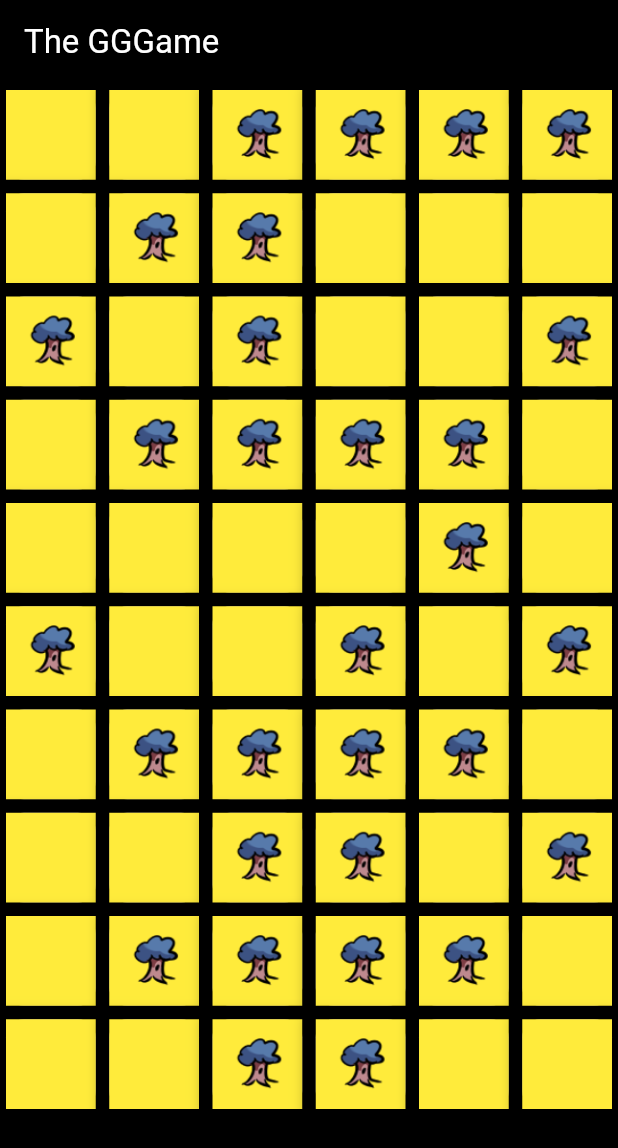
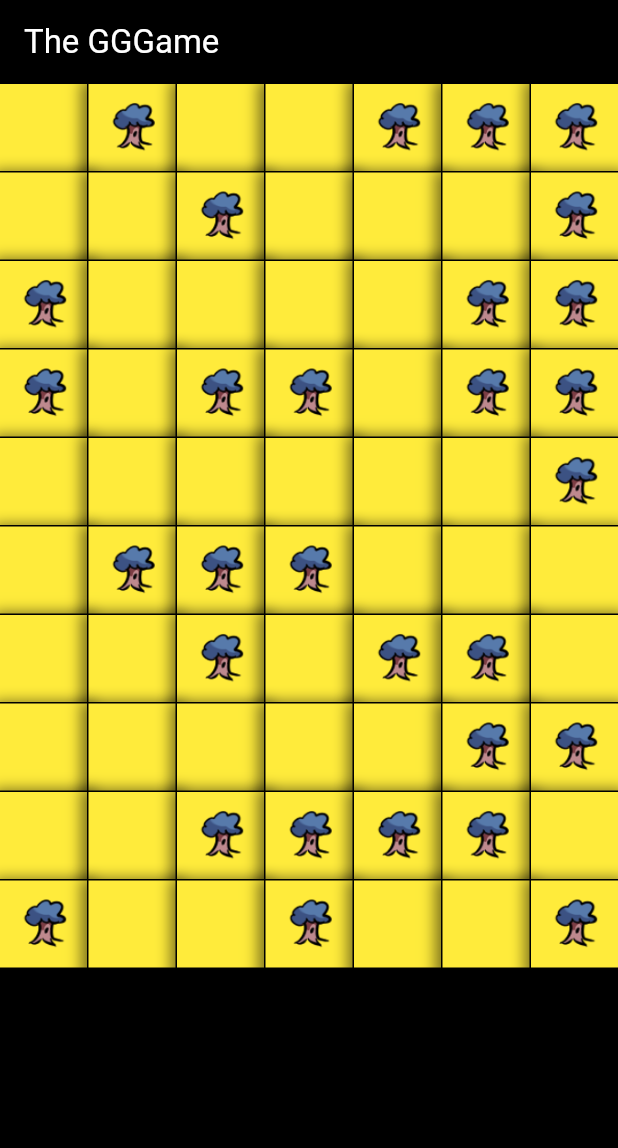
Before and after one commit to FRbrt/GGG2024_board_game, a Flutter app: the screen it shows after launch, on a phone screen of 412 x 824 dp. Shown: the top 1148 px of the screen. Run offline on Flutter 3.47's test engine with Material 3 defaults, Android fonts, the phone set to English and light mode, and no system bars.

Commit message:
board updates

```diff
--- a/ggg_board_game/lib/views/board.dart
+++ b/ggg_board_game/lib/views/board.dart
@@ -13,7 +13,7 @@ class Board extends StatefulWidget {
 
 class _BoardState extends State<Board> {
   int rows = 10;
-  int columns = 6;
+  int columns = 7;
   int nrOfObstacles = 5 * 6;
 
   late var boardModel;
@@ -32,11 +32,7 @@ class _BoardState extends State<Board> {
         itemBuilder: (context, index) {
           int row = index ~/ columns; // Integer division to get row index
           int col = index % columns; // Modulo to get column index
-          return Card(
-            child: Center(
-              child: BoardTile(isHighlighted: false, placement: boardModel.board[row][col])
-            ),
-          );
+          return BoardTile(isHighlighted: false, placement: boardModel.board[row][col]);
         },
       );
   }
```
